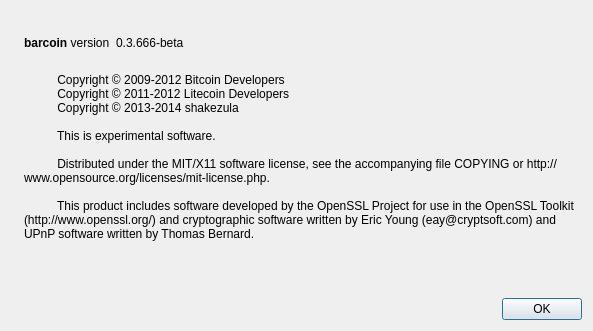
First picture: the form in src/qt/forms/aboutdialog.ui, repository UNicIT/pesacoin, before the edit.
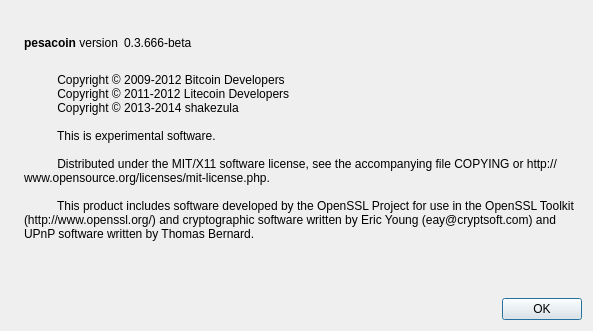
Second picture: the form after the edit. Icons and pictures are not drawn.

```diff
--- a/src/qt/forms/aboutdialog.ui
+++ b/src/qt/forms/aboutdialog.ui
@@ -50,7 +50,7 @@
           <cursorShape>IBeamCursor</cursorShape>
          </property>
          <property name="text">
-          <string>&lt;b&gt;barcoin&lt;/b&gt; version</string>
+          <string>&lt;b&gt;pesacoin&lt;/b&gt; version</string>
          </property>
          <property name="textInteractionFlags">
           <set>Qt::LinksAccessibleByMouse|Qt::TextSelectableByKeyboard|Qt::TextSelectableByMouse</set>
```
Left out of the diff: 2 changed lines with no effect on the pictures.
